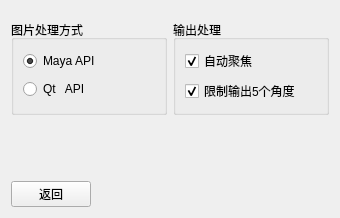
The window that MayaViewportCapture/ui/setting.ui (FXTD-ODYSSEY/MayaViewportCapture) describes before a commit, drawn with Qt 5.
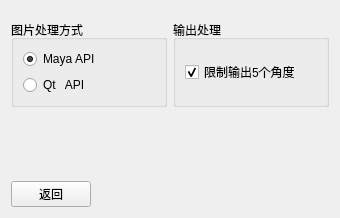
The same window after the commit.

Commit message: 更新 UI 摄像机界面设置功能

What changed in the file:
```diff
--- a/MayaViewportCapture/ui/setting.ui
+++ b/MayaViewportCapture/ui/setting.ui
@@ -51,16 +51,6 @@
         <string>输出处理</string>
        </property>
        <layout class="QVBoxLayout" name="verticalLayout_3">
-        <item>
-         <widget class="QCheckBox" name="Focus_CB">
-          <property name="text">
-           <string>自动聚焦</string>
-          </property>
-          <property name="checked">
-           <bool>true</bool>
-          </property>
-         </widget>
-        </item>
         <item>
          <widget class="QCheckBox" name="Limit_CB">
           <property name="text">
```
The commit also changes 4 other files.
